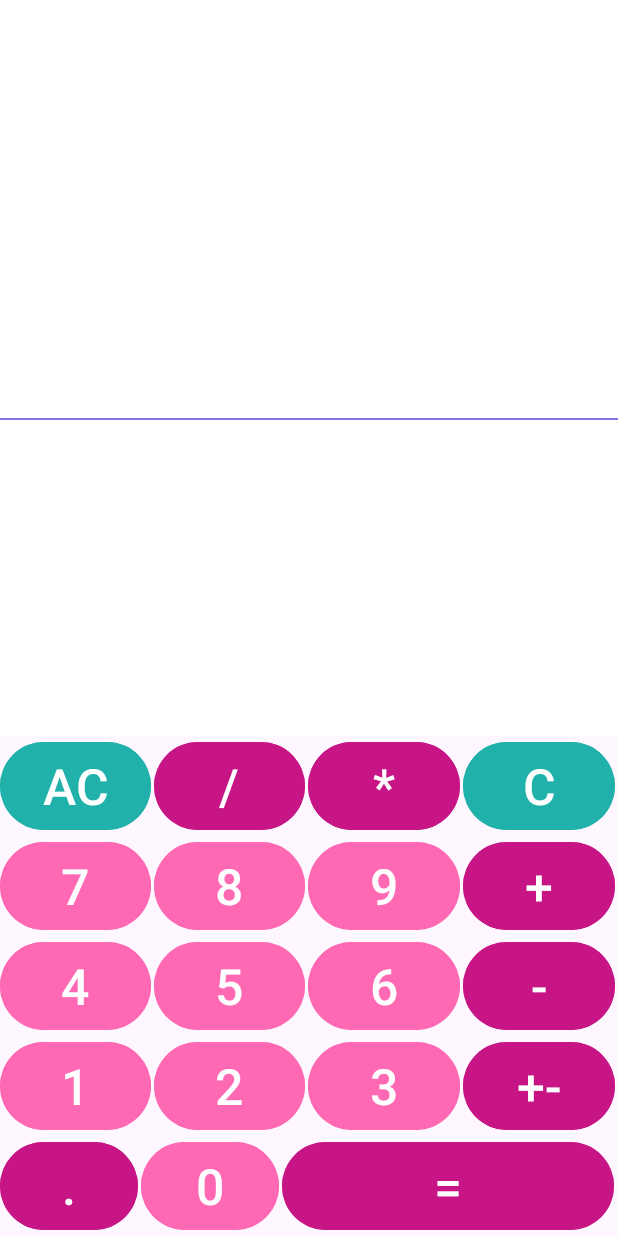
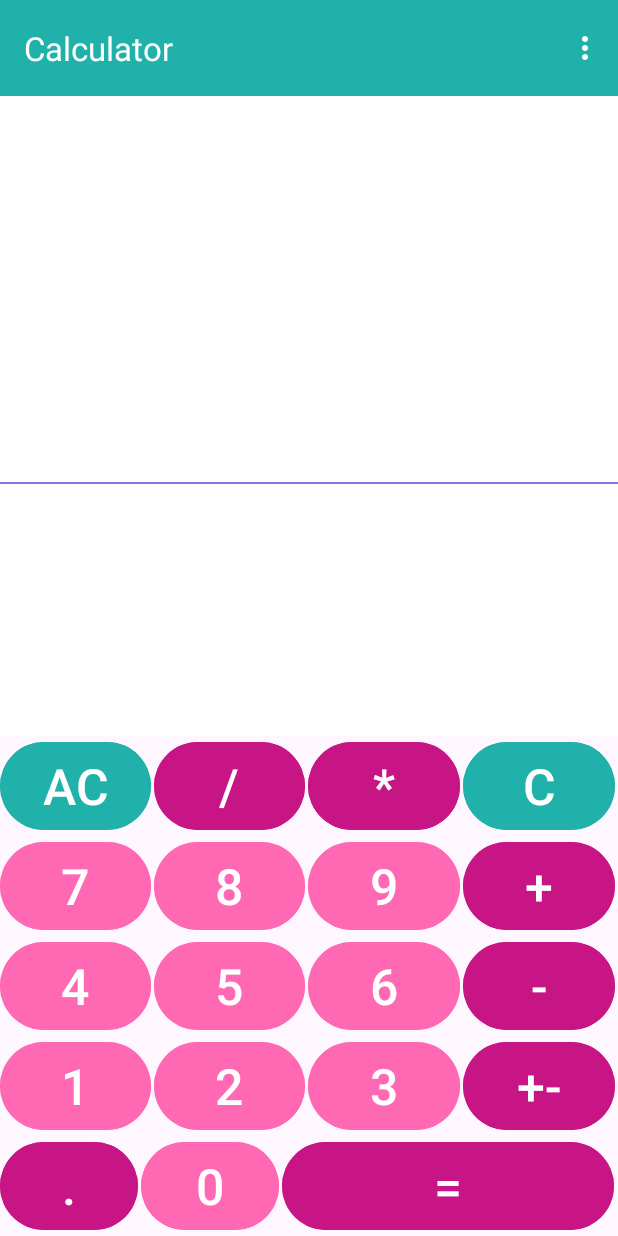
Before and after one commit to khrishchanovich/Mobile-dev, an Android app: the screen it shows after launch (MainActivity), on a phone screen of 412 x 824 dp. Run offline under Robolectric (Android 15) with nearby library versions, the phone set to English and light mode, and no system bars.

Commit message:
Lab3 (add)

```diff
--- a/app/build.gradle.kts
+++ b/app/build.gradle.kts
@@ -30,6 +30,8 @@ android {
 
 dependencies {
 
+    implementation("androidx.fragment:fragment:1.3.6")
+
     implementation("androidx.appcompat:appcompat:1.6.1")
     implementation("com.google.android.material:material:1.11.0")
     implementation("androidx.constraintlayout:constraintlayout:2.1.4")
--- a/app/src/main/java/com/example/myapplication/data/CalculatorUtils.java
+++ b/app/src/main/java/com/example/myapplication/data/CalculatorUtils.java
@@ -89,7 +89,7 @@ public class CalculatorUtils {
             }
         });
     }
-    private static void handleOperatorClick(TextView textView, String operator) {
+    public static void handleOperatorClick(TextView textView, String operator) {
         String expression = textView.getText().toString();
 
         // Проверяем, если строка пустая, то не добавляем оператор
--- a/app/src/main/java/com/example/myapplication/ui/MainActivity.java
+++ b/app/src/main/java/com/example/myapplication/ui/MainActivity.java
@@ -2,58 +2,50 @@ package com.example.myapplication.ui;
 
 import androidx.appcompat.app.AppCompatActivity;
 
-import android.content.BroadcastReceiver;
-import android.content.Context;
-import android.content.Intent;
-import android.content.IntentFilter;
 import android.content.res.Configuration;
 import android.os.Bundle;
+import android.util.Log;
 import android.view.KeyEvent;
+import android.view.MenuInflater;
+import android.view.MenuItem;
+import android.view.MotionEvent;
+import android.view.View;
 import android.widget.Button;
-import android.widget.EditText;
+import android.widget.TextView;
+import android.view.Menu;
 import android.widget.Toast;
+
+import androidx.appcompat.widget.Toolbar;
 
 import com.example.myapplication.R;
 import com.example.myapplication.data.CalculatorUtils;
 
-public class MainActivity extends AppCompatActivity {
+public class MainActivity extends AppCompatActivity implements View.OnTouchListener{
     boolean isShortPress = false;
+    private static final String TAG = "MainActivity";
+
     boolean isLongPress = false;
+
+    float x, downX, moveX;
+    float y, downY, moveY;
+
+    private static final float SLOP_DISTANCE = 50;
+
+
 
     Button bt1, bt2, bt3, bt4, bt5, bt6, bt7, bt8, bt9, bt0, bt_dot,
             bt_equal, bt_plus, bt_min, bt_mul, bt_div, bt_sqrt, bt_square,
             bt_inv, bt_sin, bt_cos, bt_log, bt_ln, btb1, btb2, bt_ac, bt_c;
 
-    EditText tv_main, tv_sec;
-
-    private boolean volUpPressed = false;
-    private boolean volDownPressed = false;
-    public static final String ACTION_VOLUME_UP_PRESSED = "com.example.myapplication.ACTION_VOLUME_UP_PRESSED";
-    public static final String ACTION_VOLUME_DOWN_PRESSED = "com.example.myapplication.ACTION_VOLUME_DOWN_PRESSED";
-
-//    private BroadcastReceiver volumeButtonReceiver = new BroadcastReceiver() {
-//        @Override
-//        public void onReceive(Context context, Intent intent) {
-//            String action = intent.getAction();
-//            if (action != null) {
-//                switch (action) {
-//                    case ACTION_VOLUME_UP_PRESSED:
-//                        // Обработка нажатия кнопки громкости вверх
-//                        CalculatorUtils.setClearClickListener(bt_ac, tv_main, tv_sec);
-//                        break;
-//                    case ACTION_VOLUME_DOWN_PRESSED:
-//                        // Обработка нажатия кнопки громкости вниз
-//                        CalculatorUtils.setBackspaceClickListener(bt_c, tv_main);
-//                        break;
-//                }
-//            }
-//        }
-//    };
+    TextView tv_main, tv_sec;
 
     @Override
     protected void onCreate(Bundle savedInstanceState) {
         super.onCreate(savedInstanceState);
         setContentView(R.layout.activity_main);
+
+        Toolbar toolbar = findViewById(R.id.toolbar);
+        setSupportActionBar(toolbar);
 
         int orientation = getResources().getConfiguration().orientation;
 
@@ -81,11 +73,6 @@ public class MainActivity extends AppCompatActivity {
         bt_inv = findViewById(R.id.btnPlusMinus);
         bt_ac = findViewById(R.id.btnAC);
         bt_c = findViewById(R.id.btnC);
-
-//        IntentFilter filter = new IntentFilter();
-//        filter.addAction(ACTION_VOLUME_UP_PRESSED);
-//        filter.addAction(ACTION_VOLUME_DOWN_PRESSED);
-//        registerReceiver(volumeButtonReceiver, filter);
 
         CalculatorUtils.setNumberClickListener(bt0, tv_main, "0");
         CalculatorUtils.setNumberClickListener(bt1, tv_main, "1");
@@ -137,6 +124,8 @@ public class MainActivity extends AppCompatActivity {
 
             CalculatorUtils.setBtSquareClickListener(bt_square, tv_main, tv_sec);
         }
+        View rootView = findViewById(android.R.id.content);
+        rootView.setOnTouchListener(this);
     }
 
     @Override
@@ -190,4 +179,41 @@ public class MainActivity extends AppCompatActivity {
         return super.onKeyUp(keyCode, event);
     }
 
+    @Override
+    public boolean onTouch(View v, MotionEvent event) {
+        x = event.getX();
+        y = event.getY();
+
+        switch (event.getAction()) {
+            case MotionEvent.ACTION_DOWN:
+                downX = x;
+                downY = y;
+                break;
+            case MotionEvent.ACTION_MOVE:
+                moveX = x;
+                moveY = y;
+                break;
+            case MotionEvent.ACTION_UP:
+            case MotionEvent.ACTION_CANCEL:
+                if (downY > moveY + SLOP_DISTANCE) {
+                    CalculatorUtils.handleOperatorClick(tv_main, "+");
+                } else if (downY < moveY - SLOP_DISTANCE) {
+                    CalculatorUtils.handleOperatorClick(tv_main, "-");
+                } else if (downX > moveX + SLOP_DISTANCE) {
+                    CalculatorUtils.handleOperatorClick(tv_main, "*");
+                } else if (downX < moveX - SLOP_DISTANCE) {
+                    CalculatorUtils.handleOperatorClick(tv_main, "/");
+                }
+                break;
+        }
+        return true;
+    }
+
+
+    @Override
+    public boolean onCreateOptionsMenu(Menu menu) {
+        getMenuInflater().inflate(R.menu.main_menu, menu);
+        return true;
+    }
+
 }
--- a/app/src/main/res/layout/activity_main.xml
+++ b/app/src/main/res/layout/activity_main.xml
@@ -7,36 +7,18 @@
     android:orientation="vertical"
     tools:context=".ui.MainActivity">
 
-    <!--    <TextView-->
-    <!--        android:id="@+id/calculatorText"-->
-    <!--        android:layout_width="match_parent"-->
-    <!--        android:layout_height="0dp"-->
-    <!--        android:background="@color/white"-->
-    <!--        android:text=""-->
-    <!--        android:textColor="@color/black"-->
-    <!--        android:textSize="30sp"-->
-    <!--        android:textAlignment="viewEnd"-->
-    <!--        android:padding="10dp"-->
-    <!--        android:gravity="bottom|end"-->
-    <!--        android:maxLines="1"-->
-    <!--        android:layout_weight="1">-->
-    <!--    </TextView>-->
-    <!--    <TextView-->
-    <!--        android:id="@+id/memoryText"-->
-    <!--        android:layout_width="match_parent"-->
-    <!--        android:layout_height="0dp"-->
-    <!--        android:background="@color/white"-->
-    <!--        android:text=""-->
-    <!--        android:textColor="#787575"-->
-    <!--        android:textSize="25sp"-->
-    <!--        android:textAlignment="viewEnd"-->
-    <!--        android:padding="10dp"-->
-    <!--        android:gravity="bottom|end"-->
-    <!--        android:maxLines="1"-->
-    <!--        android:layout_weight="2">-->
-    <!--    </TextView>-->
+    <androidx.appcompat.widget.Toolbar
+        android:id="@+id/toolbar"
+        android:layout_width="match_parent"
+        android:layout_height="?attr/actionBarSize"
+        android:background="@color/blue"
+        android:elevation="1dp"
+        android:theme="@style/ThemeOverlay.AppCompat.ActionBar"
+        app:titleTextColor="@android:color/white"
+        />
 
-    <EditText
+
+    <TextView
         android:id="@+id/calculatorText"
         android:layout_width="match_parent"
         android:layout_height="174dp"
@@ -48,12 +30,12 @@
         android:text=""
         android:textAlignment="viewEnd"
         android:textColor="@color/black"
-        android:textSize="30sp"></EditText>
+        android:textSize="30sp"></TextView>
     <View
         android:layout_width="match_parent"
         android:layout_height="1dp"
         android:background="@color/violet" />
-    <EditText
+    <TextView
         android:id="@+id/memoryText"
         android:layout_width="match_parent"
         android:layout_height="0dp"
@@ -66,7 +48,7 @@
         android:gravity="bottom|end"
         android:maxLines="50"
         android:layout_weight="2">
-    </EditText>
+    </TextView>
 
 
     <TableLayout
--- /dev/null
+++ b/app/src/main/res/menu/main_menu.xml
@@ -0,0 +1,10 @@
+<?xml version="1.0" encoding="utf-8"?>
+<menu xmlns:android="http://schemas.android.com/apk/res/android"
+    android:color="@color/darkpink">
+    <item
+        android:id="@+id/action_settings"
+        android:title="Settings"/>
+    <item
+        android:id="@+id/action_history"
+        android:title="History"/>
+</menu>
--- a/app/src/main/res/values/strings.xml
+++ b/app/src/main/res/values/strings.xml
@@ -1,3 +1,3 @@
 <resources>
-    <string name="app_name">Настенькин Калькулятор</string>
+    <string name="app_name">Calculator</string>
 </resources>
--- a/app/src/main/res/values/themes.xml
+++ b/app/src/main/res/values/themes.xml
@@ -1,9 +1,16 @@
 <resources xmlns:tools="http://schemas.android.com/tools">
     <!-- Base application theme. -->
     <style name="Base.Theme.MyApplication" parent="Theme.Material3.DayNight.NoActionBar">
-        <!-- Customize your light theme here. -->
-        <!-- <item name="colorPrimary">@color/my_light_primary</item> -->
+        <item name="actionOverflowButtonStyle">@style/MyOverflowButtonStyle</item>
     </style>
 
-    <style name="Theme.MyApplication" parent="Base.Theme.MyApplication" />
+    <style name="Theme.MyApplication" parent="Base.Theme.MyApplication"/>
+
+    <style name="MyTheme" parent="Theme.AppCompat.Light.NoActionBar">
+
+    </style>
+
+    <style name="MyOverflowButtonStyle" parent="Widget.AppCompat.ActionButton.Overflow">
+        <item name="android:tint">@color/white</item>
+    </style>/>
 </resources>
```
Also changed, not shown: app/src/main/res/layout/settings_content.xml (added, +28 -0 lines).
